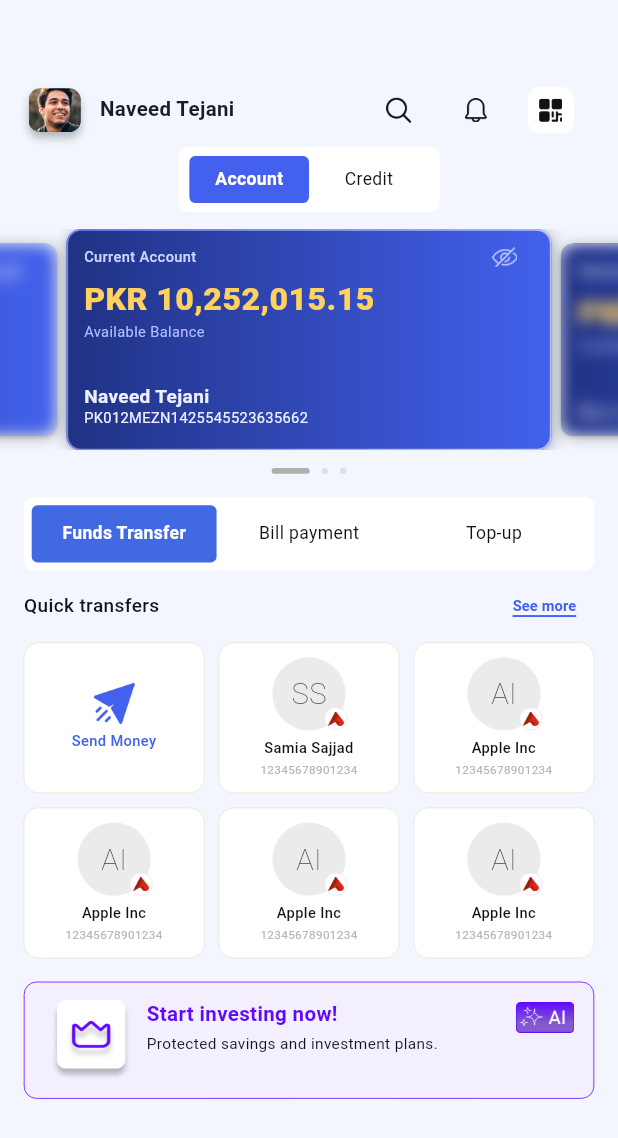
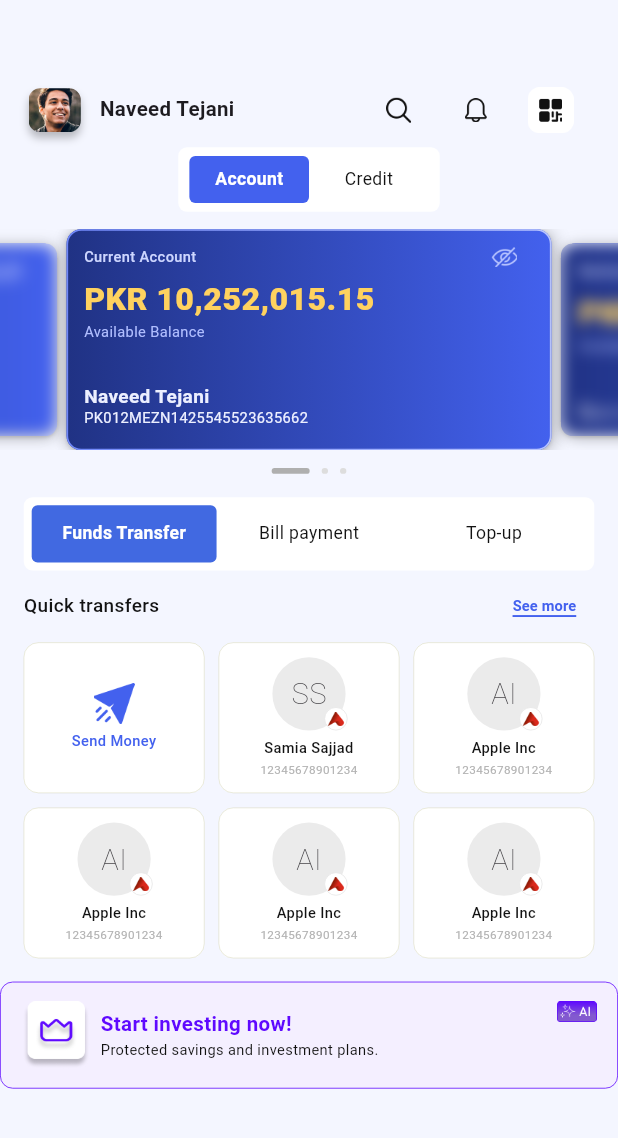
Before and after one commit to Iqbalshah786/passkeys, a Flutter app: the MainScreen screen opened by its route, on a phone screen of 412 x 824 dp. Shown: the top 1138 px of the screen. Run offline on Flutter 3.47's test engine with Material 3 defaults, Android fonts, the phone set to English and light mode, and no system bars; drawn by our look-alikes of carousel_slider, smooth_page_indicator; our stand-ins replace flutter_native_splash, flutter_screenutil, google_fonts, gradient_borders, logger; missing offline and left inert: dart:ffi.

Commit message:
update investment card ui

```diff
--- a/lib/widgets/investment_card_widget.dart
+++ b/lib/widgets/investment_card_widget.dart
@@ -9,11 +9,7 @@ class InvestmentCardWidget extends StatelessWidget {
     double screenHeight = MediaQuery.of(context).size.height;
 
     return Container(
-
-      padding: EdgeInsets.symmetric(vertical:  12.h , horizontal:  12.w ),
-      width: screenHeight < 700 ? 350.w : 360.w,
-      height: 80.h,
-
+      padding: EdgeInsets.all(12.w),
       //border color
       decoration: BoxDecoration(
         color: Color(0xfff4efff),
@@ -26,13 +22,20 @@ class InvestmentCardWidget extends StatelessWidget {
       ),
 
       child: Row(
+        mainAxisAlignment: MainAxisAlignment.spaceBetween,
         crossAxisAlignment: CrossAxisAlignment.start,
         children: [
-          Image.asset('assets/icons/crown.png',width:screenHeight < 700 ? 55.w : 60.w ,height: screenHeight < 700 ? 55.h : 60.h,),
+          Row(
+            children: [
+              Row(
+                children: [
+                  Image.asset('assets/icons/crown.png',width: 46.w,height: 46.h,),
+                ],
+              ),
               SizedBox(width: 5.w),
-          Expanded(
-            child: Column(
+              Column(
                 crossAxisAlignment: CrossAxisAlignment.start,
+                mainAxisAlignment: MainAxisAlignment.center,
                 children: [
                   Text(
                     'Start investing now!',
@@ -42,20 +45,20 @@ class InvestmentCardWidget extends StatelessWidget {
                       color: Color(0xff5F09FF),
                     ),
                   ),
-                SizedBox(height: 2.h),
                   Text(
                     'Protected savings and investment plans.',
                     style: TextStyle(
-                    fontSize:  10.5.sp,
+                      fontSize:  10.sp,
                       fontWeight: FontWeight.w400,
                       color: Color(0xff121212),
                     ),
                   ),
                 ],
               ),
+            ],
           ),
           Container(
-            child: Image.asset('assets/icons/ai.png',width: 37.w,height: 24.h,),
+            child: Image.asset('assets/icons/ai.png',width: 27.w,height: 14.h,),
           ),
         ],
       ),
```
Lines whose indentation alone changed are shown as unchanged.
